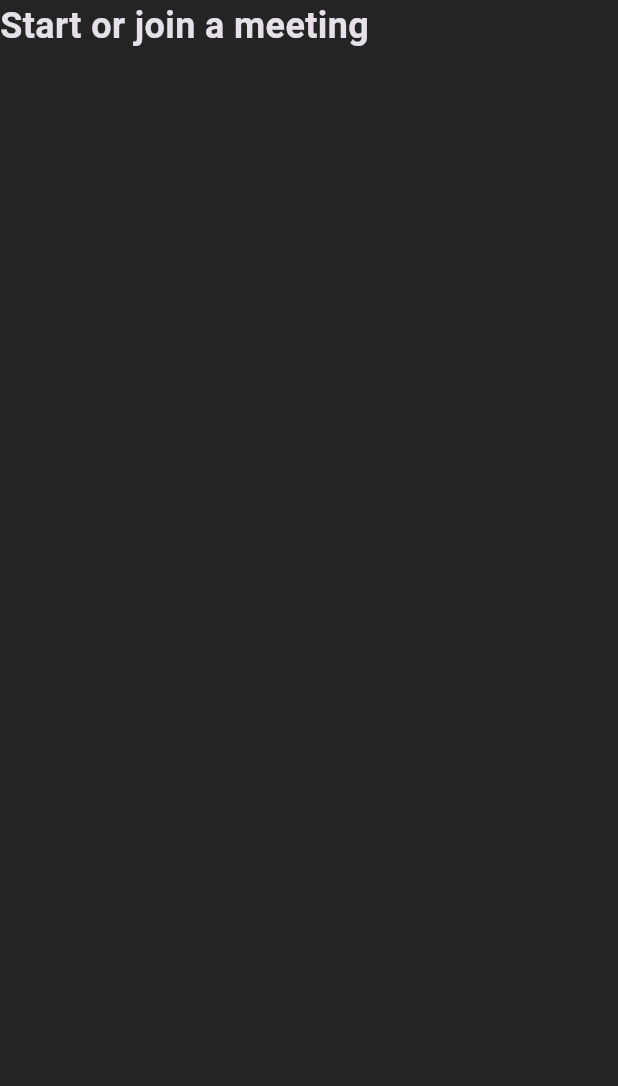
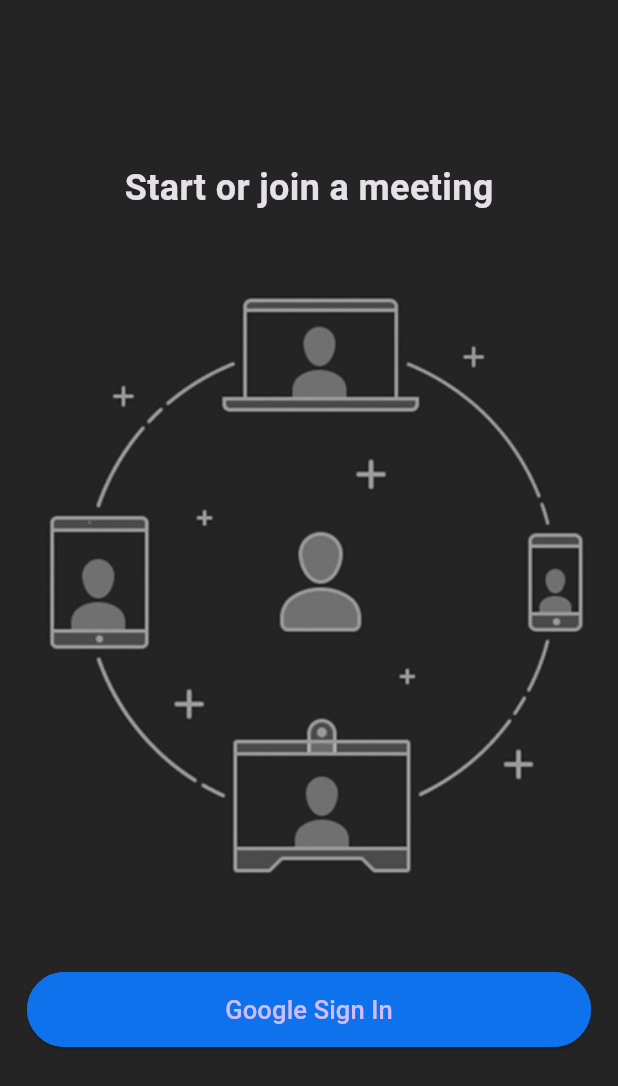
Before and after one commit to SamStar3/Zoom-Clone, a Flutter app: the screen it shows after launch, on a phone screen of 412 x 824 dp. Shown: the top 1086 px of the screen. Run offline on Flutter 3.47's test engine with Material 3 defaults, Android fonts, the phone set to English and light mode, and no system bars.

Commit message:
file added

```diff
--- a/lib/screens/login_screen.dart
+++ b/lib/screens/login_screen.dart
@@ -1,4 +1,5 @@
 import 'package:flutter/material.dart';
+import 'package:zoom_clone/widgets/custom_button.dart';
 
 class LonginScreen extends StatefulWidget {
   const LonginScreen({Key? key}) : super(key: key);
@@ -11,7 +12,9 @@ class _LonginScreenState extends State<LonginScreen> {
   @override
   Widget build(BuildContext context) {
     return Scaffold(
-      body: Column(
+      body: SafeArea(
+        child: Column(
+          mainAxisAlignment: MainAxisAlignment.center,
           children: [
             const Text(
               'Start or join a meeting',
@@ -19,8 +22,17 @@ class _LonginScreenState extends State<LonginScreen> {
                 fontSize: 24,
                 fontWeight: FontWeight.bold,
               ),
-          )
+            ),
+            Padding(
+              padding: const EdgeInsets.symmetric(vertical: 38.0),
+              child: Image.asset('assets/images/onboarding.jpg'),
+            ),
+            CustomButton(
+              text: 'Google Sign In',
+              onPressed: () {},
+            ),
           ],
+        ),
       ),
     );
   }
--- /dev/null
+++ b/lib/widgets/custom_button.dart
@@ -0,0 +1,39 @@
+import 'package:flutter/material.dart';
+import 'package:zoom_clone/utils/colors.dart';
+
+class CustomButton extends StatelessWidget {
+  final String text;
+  final VoidCallback onPressed;
+  const CustomButton({
+    Key? key,
+    required this.text,
+    required this.onPressed,
+  }) : super(key: key);
+
+  @override
+  Widget build(BuildContext context) {
+    return Padding(
+      padding: const EdgeInsets.all(18.0),
+      child: ElevatedButton(
+        onPressed: onPressed,
+        child: Text(
+          text,
+          style: const TextStyle(
+            fontSize: 17,
+          ),
+        ),
+        style: ElevatedButton.styleFrom(
+          backgroundColor: buttonColor,
+          minimumSize: const Size(
+            double.infinity,
+            50,
+          ),
+          shape: RoundedRectangleBorder(
+            borderRadius: BorderRadius.circular(30),
+            side: const BorderSide(color: buttonColor),
+          ),
+        ),
+      ),
+    );
+  }
+}
--- a/pubspec.yaml
+++ b/pubspec.yaml
@@ -58,8 +58,8 @@ flutter:
   uses-material-design: true
 
   # To add assets to your application, add an assets section, like this:
-  # assets:
-  #   - images/a_dot_burr.jpeg
+  assets:
+     - assets/images/onboarding.jpg
   #   - images/a_dot_ham.jpeg
 
   # An image asset can refer to one or more resolution-specific "variants", see
```
Also changed, not shown: assets/images/onboarding.jpg (added). Lines whose indentation alone changed are shown as unchanged.
